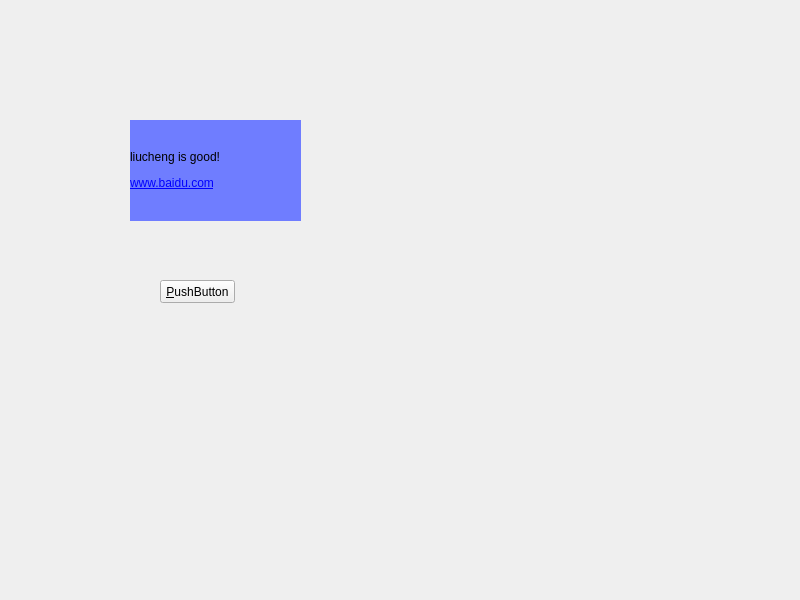
Above: CXJ_QT5/49/QLabelEdit/widget.ui from lc168/myqt before the change. Below: the same form after it.
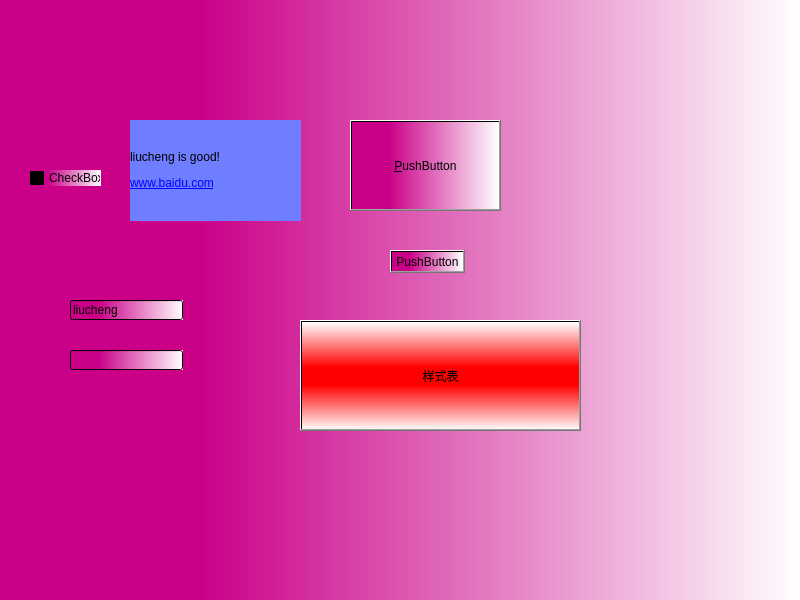
That is the form after the change.

Diff of the .ui file:
```diff
--- a/CXJ_QT5/49/QLabelEdit/widget.ui
+++ b/CXJ_QT5/49/QLabelEdit/widget.ui
@@ -13,6 +13,9 @@
   <property name="windowTitle">
    <string>Widget</string>
   </property>
+  <property name="styleSheet">
+   <string notr="true">background-color: qlineargradient(spread:pad, x1:0, y1:0, x2:1, y2:0, stop:0.25 rgba(202, 0, 136, 255), stop:1 rgba(255, 255, 255, 255));</string>
+  </property>
   <widget class="QLabel" name="label">
    <property name="geometry">
     <rect>
@@ -35,17 +38,83 @@
     <set>Qt::LinksAccessibleByKeyboard|Qt::LinksAccessibleByMouse|Qt::TextBrowserInteraction|Qt::TextEditable|Qt::TextEditorInteraction|Qt::TextSelectableByKeyboard|Qt::TextSelectableByMouse</set>
    </property>
   </widget>
+  <widget class="QPushButton" name="picButton">
+   <property name="geometry">
+    <rect>
+     <x>350</x>
+     <y>120</y>
+     <width>151</width>
+     <height>91</height>
+    </rect>
+   </property>
+   <property name="text">
+    <string>&amp;PushButton</string>
+   </property>
+  </widget>
+  <widget class="QPushButton" name="styleButton">
+   <property name="geometry">
+    <rect>
+     <x>300</x>
+     <y>320</y>
+     <width>281</width>
+     <height>111</height>
+    </rect>
+   </property>
+   <property name="styleSheet">
+    <string notr="true">background-color: rgb(201, 75, 255);
+background-color: qlineargradient(spread:reflect, x1:1, y1:0.506, x2:1, y2:0, stop:0.164773 rgba(255, 0, 0, 255), stop:1 rgba(255, 255, 255, 255));</string>
+   </property>
+   <property name="text">
+    <string>样式表</string>
+   </property>
+  </widget>
   <widget class="QPushButton" name="pushButton">
    <property name="geometry">
     <rect>
-     <x>160</x>
-     <y>280</y>
+     <x>390</x>
+     <y>250</y>
      <width>75</width>
      <height>23</height>
     </rect>
    </property>
    <property name="text">
-    <string>&amp;PushButton</string>
+    <string>PushButton</string>
+   </property>
+  </widget>
+  <widget class="QCheckBox" name="checkBox">
+   <property name="geometry">
+    <rect>
+     <x>30</x>
+     <y>170</y>
+     <width>71</width>
+     <height>16</height>
+    </rect>
+   </property>
+   <property name="text">
+    <string>CheckBox</string>
+   </property>
+  </widget>
+  <widget class="QLineEdit" name="lineEdit">
+   <property name="geometry">
+    <rect>
+     <x>70</x>
+     <y>300</y>
+     <width>113</width>
+     <height>20</height>
+    </rect>
+   </property>
+   <property name="text">
+    <string>liucheng</string>
+   </property>
+  </widget>
+  <widget class="QLineEdit" name="lineEdit2">
+   <property name="geometry">
+    <rect>
+     <x>70</x>
+     <y>350</y>
+     <width>113</width>
+     <height>20</height>
+    </rect>
    </property>
   </widget>
  </widget>
```
Left out of the diff: 87 changed lines with no effect on the pictures.
